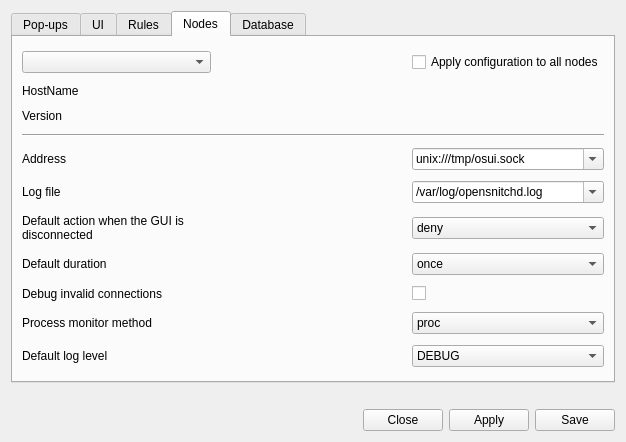
Above: ui/opensnitch/res/preferences.ui from evilsocket/opensnitch before the change. Below: the same form after it.
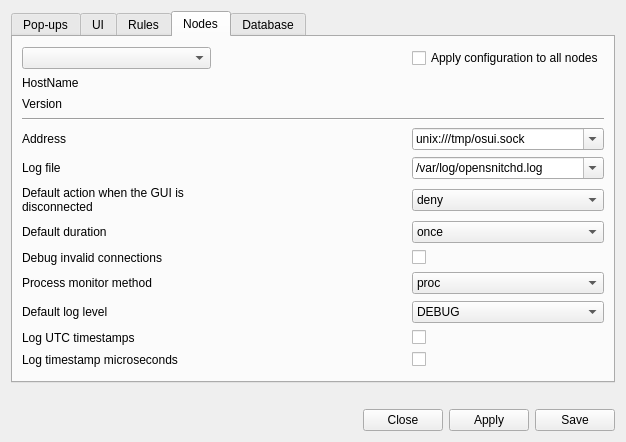
That is the form after the change. The open tabs and pages were chosen to show the change. Icons and pictures are not drawn.

Commit message: Introduce 2 new daemon logging options: LogUTC & LogMicro.

What changed in the file:
```diff
--- a/ui/opensnitch/res/preferences.ui
+++ b/ui/opensnitch/res/preferences.ui
@@ -857,6 +857,20 @@
          </property>
         </widget>
        </item>
+       <item row="11" column="2">
+        <widget class="QCheckBox" name="checkNodeLogUTC">
+         <property name="text">
+          <string/>
+         </property>
+        </widget>
+       </item>
+       <item row="12" column="2">
+        <widget class="QCheckBox" name="checkNodeLogMicro">
+         <property name="text">
+          <string/>
+         </property>
+        </widget>
+       </item>
        <item row="7" column="0">
         <widget class="QLabel" name="label_11">
          <property name="toolTip">
@@ -1002,6 +1016,26 @@
          </property>
         </widget>
        </item>
+       <item row="11" column="0">
+        <widget class="QLabel" name="label_22">
+         <property name="toolTip">
+          <string>&lt;html&gt;&lt;head/&gt;&lt;body&gt;&lt;p&gt;If checked, OpenSnitch will use the UTC timezone for timestamps.&lt;/p&gt;&lt;/body&gt;&lt;/html&gt;</string>
+         </property>
+         <property name="text">
+          <string>Log UTC timestamps</string>
+         </property>
+        </widget>
+       </item>
+       <item row="12" column="0">
+        <widget class="QLabel" name="label_23">
+         <property name="toolTip">
+          <string>&lt;html&gt;&lt;head/&gt;&lt;body&gt;&lt;p&gt;If checked, OpenSnitch will log timestamp microseconds.&lt;/p&gt;&lt;/body&gt;&lt;/html&gt;</string>
+         </property>
+         <property name="text">
+          <string>Log timestamp microseconds</string>
+         </property>
+        </widget>
+       </item>
        <item row="6" column="2">
         <widget class="QComboBox" name="comboNodeAction">
          <property name="editable">
```
The commit also changes 8 other files.
